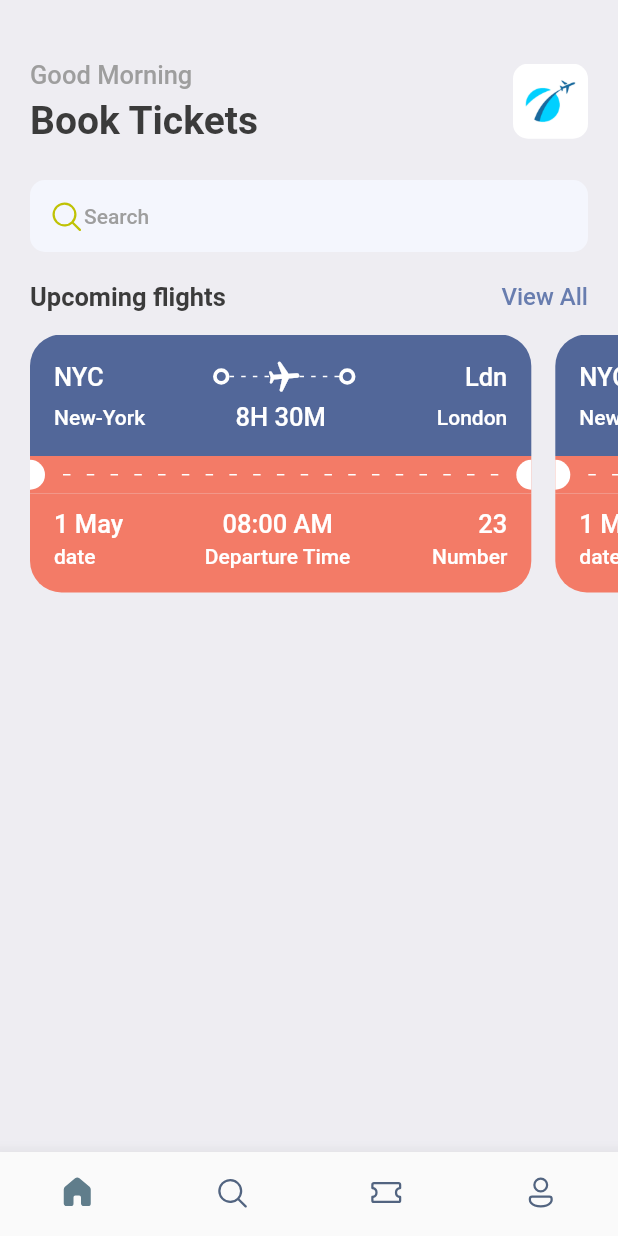
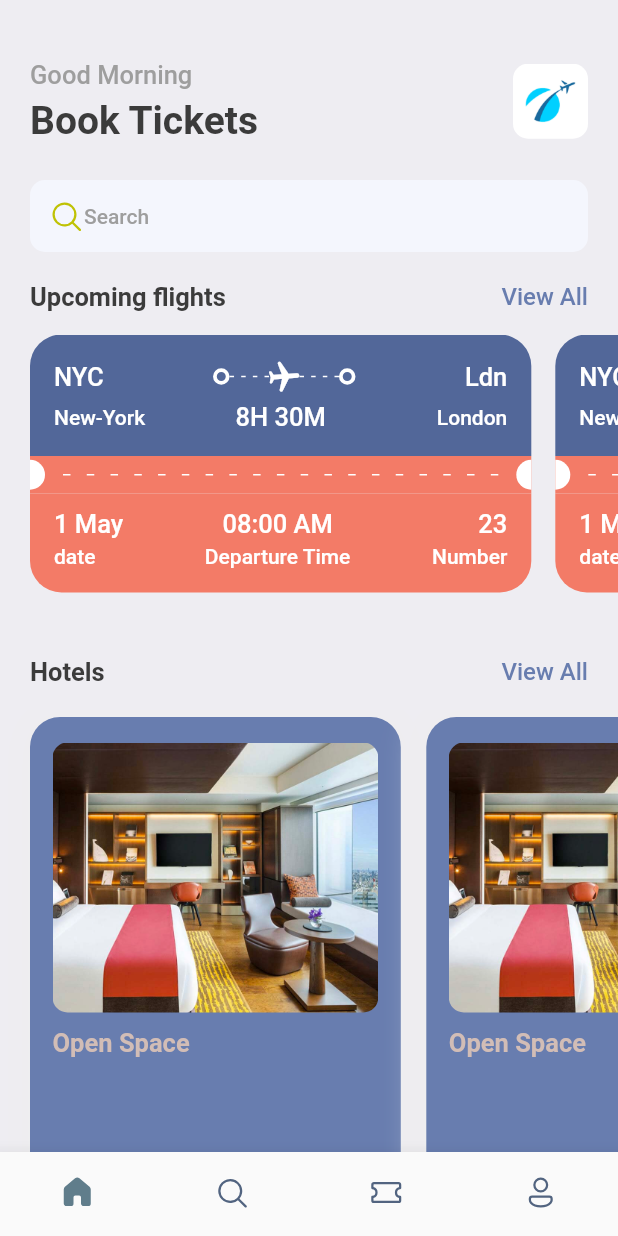
Before and after one commit to flutter-projects-anish/booking-ticket, a Flutter app: the screen it shows after launch, on a phone screen of 412 x 824 dp. Run offline on Flutter 3.47's test engine with Material 2 defaults, Android fonts, the phone set to English and light mode, and no system bars; our stand-ins replace fluentui_icons, gap.

Commit message:
making hotel screen

```diff
--- a/lib/screens/home_screen.dart
+++ b/lib/screens/home_screen.dart
@@ -1,5 +1,6 @@
 import 'package:fluentui_icons/fluentui_icons.dart';
 import 'package:flutter/material.dart';
+import 'package:flutter_application_1/screens/hotel_screen.dart';
 import 'package:flutter_application_1/screens/ticket_view.dart';
 import 'package:flutter_application_1/utils/app_styles.dart';
 import 'package:gap/gap.dart';
@@ -87,14 +88,48 @@ class HomeScreen extends StatelessWidget {
             const Gap(15),
             const SingleChildScrollView(
               scrollDirection: Axis.horizontal,
-              padding: const EdgeInsets.only(left: 20),
+              padding: EdgeInsets.only(left: 20),
               child: Row(
                 children: [
                   TicketView(),
                   TicketView(),
                 ],
               ),
-            )
+            ),
+            const Gap(15),
+            Container(
+              padding: const EdgeInsets.symmetric(horizontal: 20),
+              child: Row(
+                mainAxisAlignment: MainAxisAlignment.spaceBetween,
+                children: [
+                  Text(
+                    'Hotels',
+                    style: Styles.headLineStyle2,
+                  ),
+                  InkWell(
+                    onTap: () {},
+                    child: Text(
+                      'View All',
+                      style:
+                          Styles.textStyle.copyWith(color: Styles.primaryColor),
+                    ),
+                  )
+                ],
+              ),
+            ),
+            const Gap(15),
+            const SingleChildScrollView(
+              scrollDirection: Axis.horizontal,
+              padding: EdgeInsets.only(left: 20),
+              child: Row(
+                children: [
+                  HotelScreen(),
+                  HotelScreen(),
+                  HotelScreen(),
+                  HotelScreen(),
+                ],
+              ),
+            ),
           ],
         ));
   }
--- /dev/null
+++ b/lib/screens/hotel_screen.dart
@@ -0,0 +1,50 @@
+import 'package:flutter/material.dart';
+import 'package:flutter_application_1/utils/app_layout.dart';
+import 'package:flutter_application_1/utils/app_styles.dart';
+import 'package:gap/gap.dart';
+
+class HotelScreen extends StatelessWidget {
+  const HotelScreen({super.key});
+
+  @override
+  Widget build(BuildContext context) {
+    final size = AppLayout.getSize(context);
+    return Container(
+      width: size.width * 0.6,
+      height: 350,
+      padding: const EdgeInsets.symmetric(horizontal: 15, vertical: 17),
+      margin: const EdgeInsets.only(right: 17, top: 5),
+      decoration: BoxDecoration(
+          color: Styles.primaryColor,
+          borderRadius: BorderRadius.circular(20),
+          boxShadow: [
+            BoxShadow(
+              color: Colors.grey.shade200,
+              blurRadius: 20,
+              spreadRadius: 1,
+            )
+          ]),
+      child: Column(
+        crossAxisAlignment: CrossAxisAlignment.start,
+        children: [
+          Container(
+            height: 180,
+            decoration: BoxDecoration(
+              borderRadius: BorderRadius.circular(10),
+              color: Styles.primaryColor,
+              image: const DecorationImage(
+                fit: BoxFit.cover,
+                image: AssetImage('images/one.png'),
+              ),
+            ),
+          ),
+          const Gap(10),
+          Text(
+            "Open Space",
+            style: Styles.headLineStyle2.copyWith(color: Styles.KakiColor),
+          )
+        ],
+      ),
+    );
+  }
+}
--- a/lib/utils/app_styles.dart
+++ b/lib/utils/app_styles.dart
@@ -7,6 +7,7 @@ class Styles {
   static Color textColor = const Color(0XFF3b3b3b);
   static Color bgColor = const Color(0XFFeeedf2);
   static Color orangeColor = const Color(0XFFF37B67);
+  static Color KakiColor = const Color(0XFFd2bdb6);
   static TextStyle textStyle =
       TextStyle(fontSize: 16, color: textColor, fontWeight: FontWeight.w500);
   static TextStyle headLineStyle =
```
